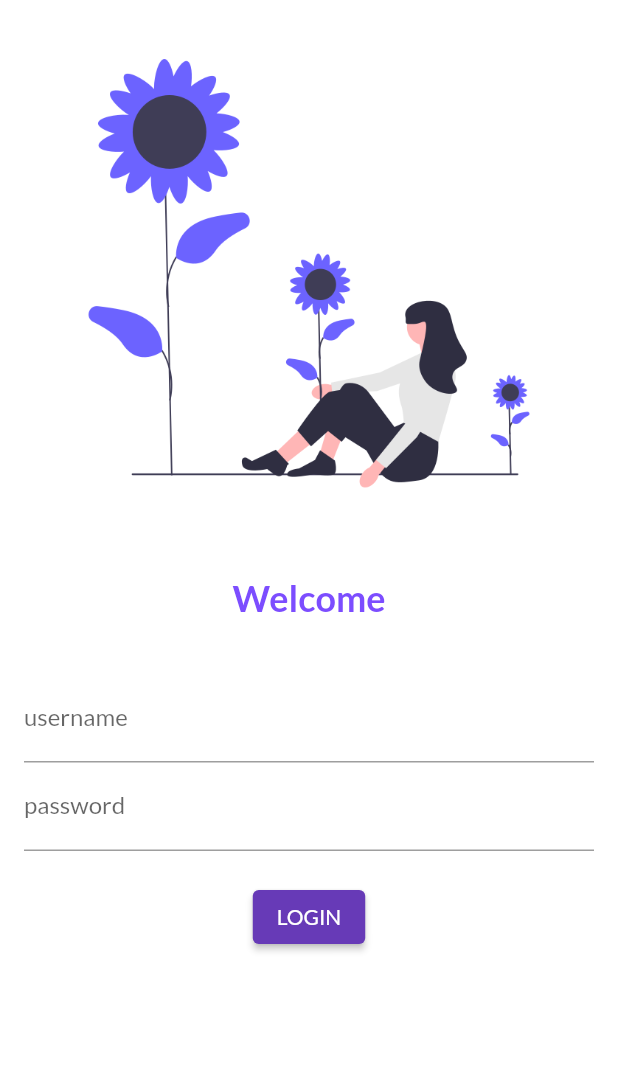
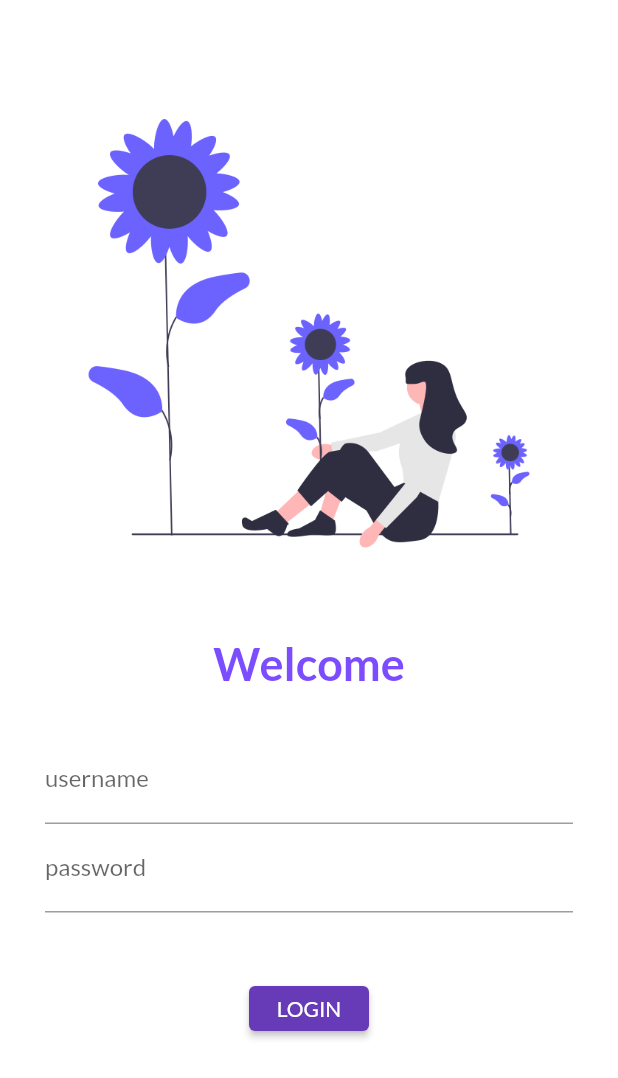
Before and after one commit to Mayuresh-NG/app, a Flutter app: the screen it shows after launch, on a phone screen of 412 x 824 dp. Shown: the top 1078 px of the screen. Run offline on Flutter 3.47's test engine with Material 2 defaults, Android fonts, the phone set to English and light mode, and no system bars; our stand-ins replace google_fonts.

Commit message:
day 6 completed

```diff
--- a/lib/main.dart
+++ b/lib/main.dart
@@ -1,5 +1,6 @@
 import 'package:flutter/material.dart';
 import 'package:untitled1/pages/loginpage.dart';
+import 'package:untitled1/utility/routes.dart';
 import 'pages/home.dart';
 import 'package:google_fonts/google_fonts.dart';
 void main()
@@ -16,14 +17,15 @@ class app extends StatelessWidget {
           primarySwatch: Colors.deepPurple,
           fontFamily: GoogleFonts.lato().fontFamily
       ),
+      //debugShowCheckedModeBanner: false,
       darkTheme: ThemeData(
         brightness: Brightness.dark,
       ),
       initialRoute: "/login",
       routes: {
         "/": (context) => login(),
-        "/home" : (context) => home(),
-        "/login" : (context) => login(),
+        MyRoutes.homeRoute : (context) => home(),
+        MyRoutes.loginRoute : (context) => login(),
       },
     );
   }
--- a/lib/pages/loginpage.dart
+++ b/lib/pages/loginpage.dart
@@ -1,27 +1,33 @@
 import 'package:flutter/cupertino.dart';
 import 'package:flutter/material.dart';
+import 'package:untitled1/utility/routes.dart';
+
 
 class login extends StatelessWidget {
   @override
   Widget build(BuildContext context) {
     return  Material(
       color: Colors.white,
+      child: SingleChildScrollView(
         child: Column(
           children: [
+            SizedBox(
+              height: 40,
+            ),
             Image.asset("images/img/new.png", fit: BoxFit.cover,),
             SizedBox(
               height: 20,
             ),
             Text(
               "Welcome" , style: TextStyle(
-            fontSize: 24, fontWeight: FontWeight.bold, color: Colors.deepPurpleAccent,
+              fontSize: 30, fontWeight: FontWeight.bold, color: Colors.deepPurpleAccent,
             ),
             ),
             SizedBox(
               height: 20,
             ),
             Padding(
-            padding: const EdgeInsets.all(16.0),
+              padding: const EdgeInsets.fromLTRB(30, 10, 30, 10),
               child: Column(
                 children: [
                   TextFormField(
@@ -38,21 +44,23 @@ class login extends StatelessWidget {
                     ),
                   ),
                   SizedBox(
-                  height: 20,
+                    height: 40,
                   ),
 
                   ElevatedButton(
                       onPressed: () {
-                      print("Hi this is mayuresh");
+                        Navigator.pushNamed(context, MyRoutes.homeRoute);
                       },
                       child: Text("LOGIN"),
-                    style: TextButton.styleFrom(),
+                      style: TextButton.styleFrom(
+                        minimumSize: Size(80,30)),
                   ),
                 ],
               ),
             )
           ],
         ),
+      ),
     );
   }
 }
--- /dev/null
+++ b/lib/utility/routes.dart
@@ -0,0 +1,4 @@
+class MyRoutes{
+  static String loginRoute = "/login";
+  static String homeRoute = "/home";
+}
```
Lines whose indentation alone changed are shown as unchanged.
